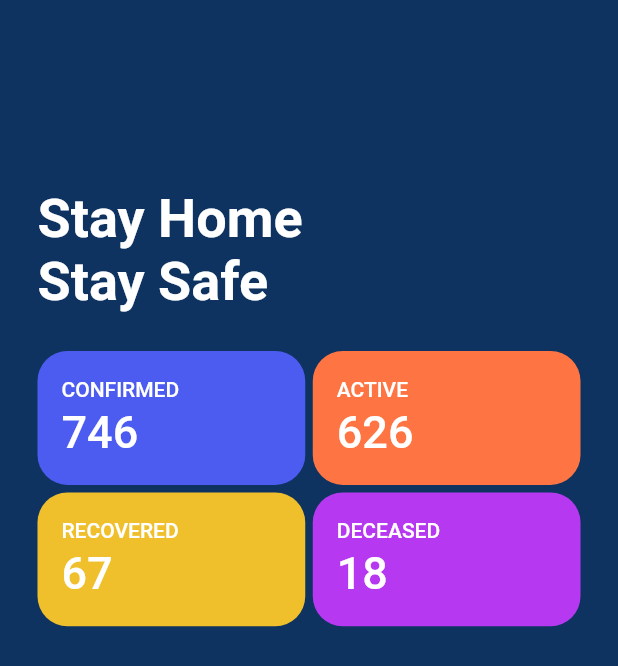
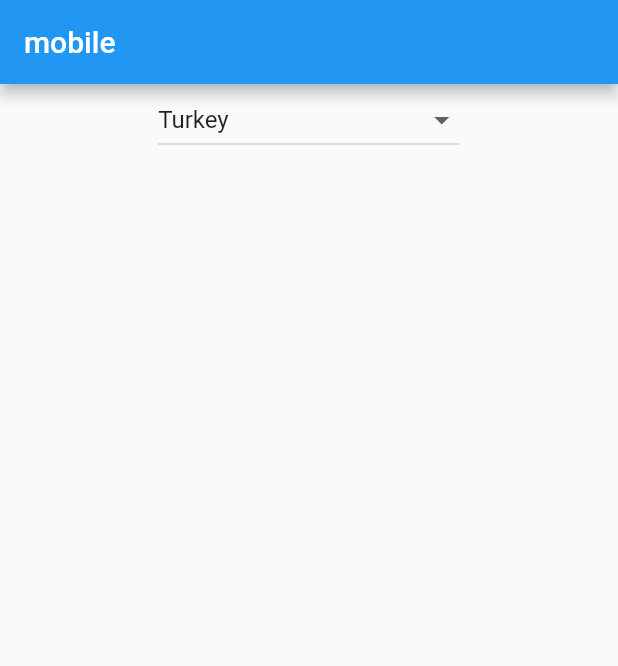
Before and after one commit to flutter-izmir/covid-tracker, a Flutter app: the screen it shows after launch, on a phone screen of 412 x 824 dp. Shown: the top 666 px of the screen. Run offline on Flutter 3.47's test engine with Material 2 defaults, Android fonts, the phone set to English and light mode, and no system bars.

Commit message:
Initial commit for responsive layout

```diff
--- a/lib/main.dart
+++ b/lib/main.dart
@@ -1,4 +1,5 @@
 import 'package:covid_tracker/constants/color_constants.dart';
+import 'package:covid_tracker/pages/details_page.dart';
 import 'package:flutter/material.dart';
 
 void main() => runApp(MyApp());
@@ -11,7 +12,7 @@ class MyApp extends StatelessWidget {
       theme: ThemeData(
         primarySwatch: Colors.blue,
       ),
-      home: HomePage(),
+      home: DetailsPage(),
     );
   }
 }
--- /dev/null
+++ b/lib/pages/details_page.dart
@@ -0,0 +1,103 @@
+import 'package:flutter/material.dart';
+
+class DetailsPage extends StatefulWidget {
+  @override
+  _DetailsPageState createState() => _DetailsPageState();
+}
+
+class _DetailsPageState extends State<DetailsPage> {
+  List<String> _countries = [
+    "Turkey",
+    "Romania",
+    "Germany",
+    "United States of America",
+    "Poland",
+    "Italy",
+    "France",
+    "Israel",
+    "China",
+    "Russia",
+    "Georgia"
+  ];
+  String _selectedCountry;
+  @override
+  void initState() {
+    _selectedCountry = _countries[0];
+    super.initState();
+  }
+
+  @override
+  Widget build(BuildContext context) {
+    return LayoutBuilder(
+      builder: (context, constraints) {
+        if (constraints.maxWidth < 700) {
+          return Scaffold(
+            appBar: AppBar(
+              title: Text('mobile'),
+            ),
+            body: Center(
+              child: Column(
+                children: <Widget>[
+                  DropdownButton(
+                    items: _countries
+                        .map(
+                          (country) => DropdownMenuItem(
+                            value: country,
+                            child: Text(country),
+                          ),
+                        )
+                        .toList(),
+                    onChanged: (val) {
+                      setState(() {
+                        _selectedCountry = val;
+                      });
+                    },
+                    value: _selectedCountry,
+                  ),
+                ],
+              ),
+            ),
+          );
+        } else {
+          return Row(
+            children: <Widget>[
+              Container(
+                width: 300,
+                child: Scaffold(
+                  appBar: AppBar(
+                    title: Text("Countries"),
+                  ),
+                  body: ListView.builder(
+                    itemCount: _countries.length,
+                    itemBuilder: (context, index) {
+                      final country = _countries[index];
+                      return Container(
+                        color:
+                            country == _selectedCountry ? Colors.green : null,
+                        child: ListTile(
+                          title: Text(country),
+                          onTap: () {
+                            setState(() {
+                              _selectedCountry = country;
+                            });
+                          },
+                        ),
+                      );
+                    },
+                  ),
+                ),
+              ),
+              Expanded(
+                child: Scaffold(
+                  appBar: AppBar(
+                    title: Text(_selectedCountry),
+                  ),
+                ),
+              )
+            ],
+          );
+        }
+      },
+    );
+  }
+}
```
